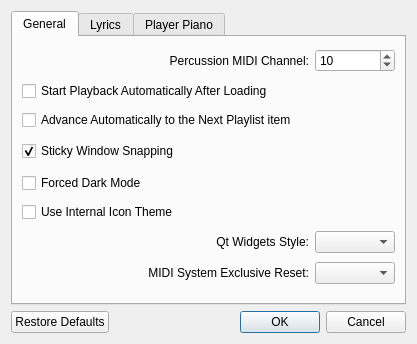
pedrolcl/dmidiplayer, file prefsdialog.ui: the form before one commit.
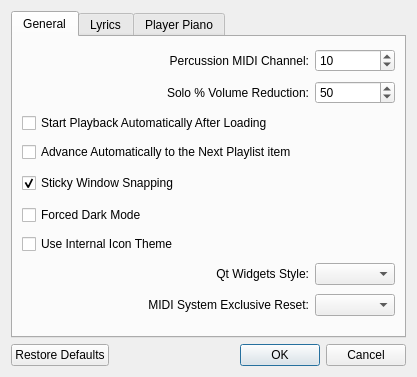
The form after the commit. Icons and pictures are not drawn.

Commit message:
configurable solo button volume reduction
tooltips added and revised

Diff of the .ui file:
```diff
--- a/prefsdialog.ui
+++ b/prefsdialog.ui
@@ -7,7 +7,7 @@
     <x>0</x>
     <y>0</y>
     <width>417</width>
-    <height>344</height>
+    <height>377</height>
    </rect>
   </property>
   <property name="windowTitle">
@@ -27,7 +27,7 @@
       <attribute name="title">
        <string>General</string>
       </attribute>
-      <layout class="QGridLayout" name="gridLayout_3">
+      <layout class="QGridLayout" name="gridLayout_3" columnstretch="1,0">
        <item row="7" column="0">
         <widget class="QLabel" name="lblQtStyle">
          <property name="text">
@@ -147,6 +147,23 @@
          </property>
         </widget>
        </item>
+       <item row="1" column="0">
+        <widget class="QLabel" name="label">
+         <property name="text">
+          <string>Solo % Volume Reduction:</string>
+         </property>
+         <property name="alignment">
+          <set>Qt::AlignRight|Qt::AlignTrailing|Qt::AlignVCenter</set>
+         </property>
+        </widget>
+       </item>
+       <item row="1" column="1">
+        <widget class="QSpinBox" name="spinSoloVol">
+         <property name="value">
+          <number>50</number>
+         </property>
+        </widget>
+       </item>
       </layout>
      </widget>
      <widget class="QWidget" name="tabLyr">
```
The commit also changes 6 other files.
